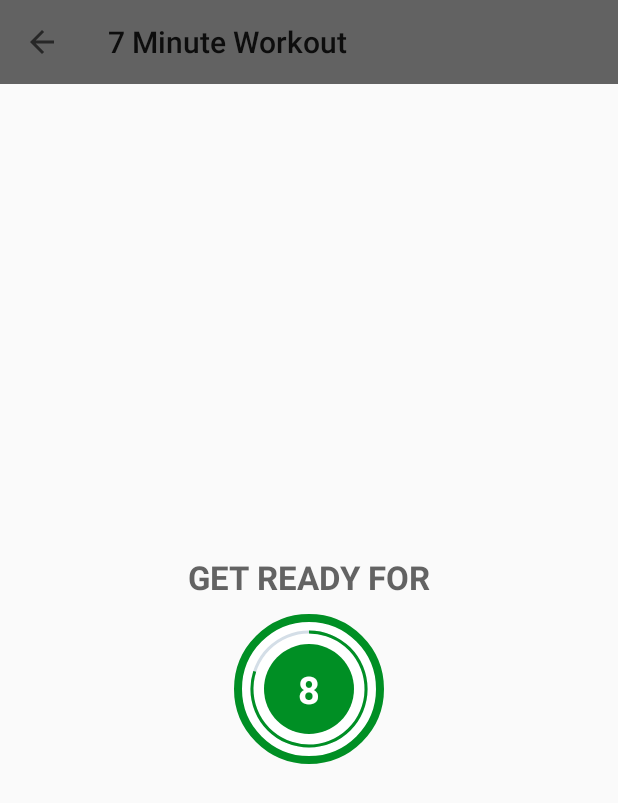
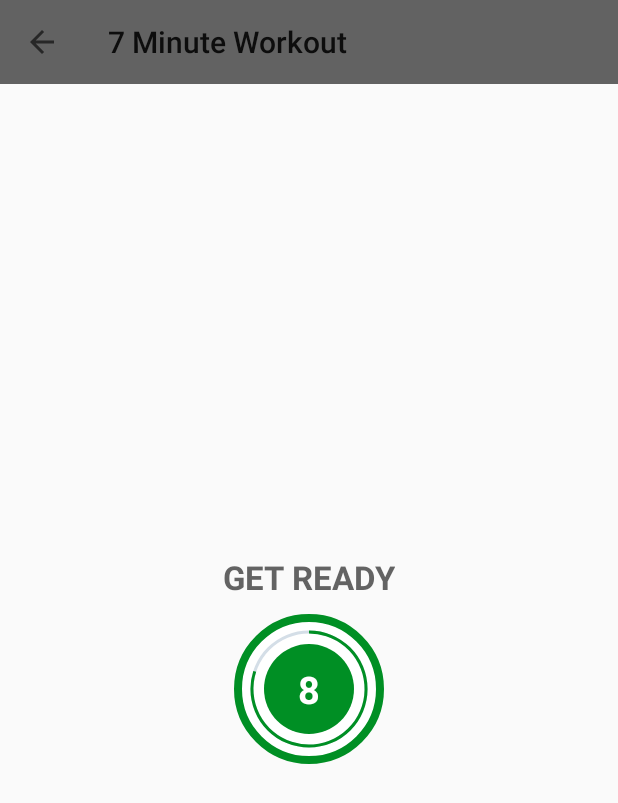
Before and after one commit to brandonicoll/7MinuteWorkout-Clone, an Android app: the ExerciseActivity screen opened directly, with no data from a screen before it, on a phone screen of 412 x 824 dp. Shown: the top 803 px of the screen. Run offline under Robolectric (Android 15) with nearby library versions, the phone set to English and light mode, and no system bars.

Commit message:
Fixed bug: Visibilities were not set correct.

```diff
--- a/app/src/main/java/com/example/a7minuteworkout/ExerciseActivity.kt
+++ b/app/src/main/java/com/example/a7minuteworkout/ExerciseActivity.kt
@@ -62,6 +62,10 @@ class ExerciseActivity : AppCompatActivity() {
     }
 
     private fun setupRestView() {
+
+        llExerciseView.visibility = View.GONE
+        llRestView.visibility = View.VISIBLE
+
         if(restTimer != null) {
             restTimer!!.cancel()
             restProgress = 0
--- a/app/src/main/res/layout/activity_exercise.xml
+++ b/app/src/main/res/layout/activity_exercise.xml
@@ -25,7 +25,7 @@
         <TextView
             android:layout_width="wrap_content"
             android:layout_height="wrap_content"
-            android:text="GET READY FOR"
+            android:text="GET READY"
             android:textColor="@color/Primary"
             android:textSize="22sp"
             android:textStyle="bold" />
```
